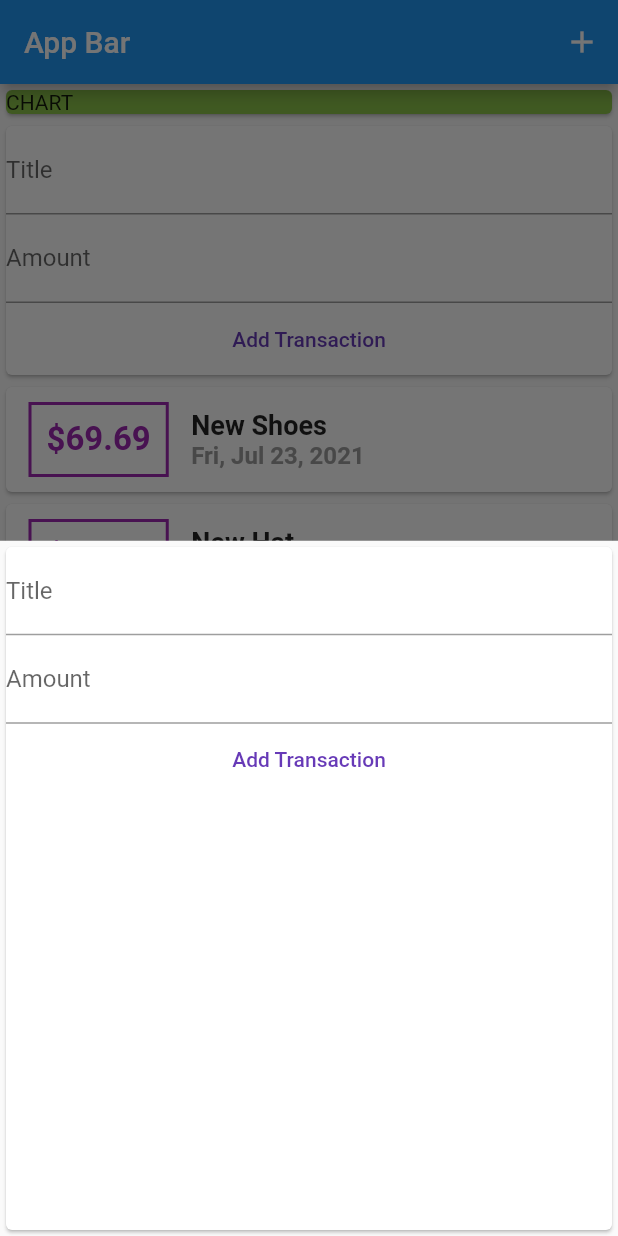
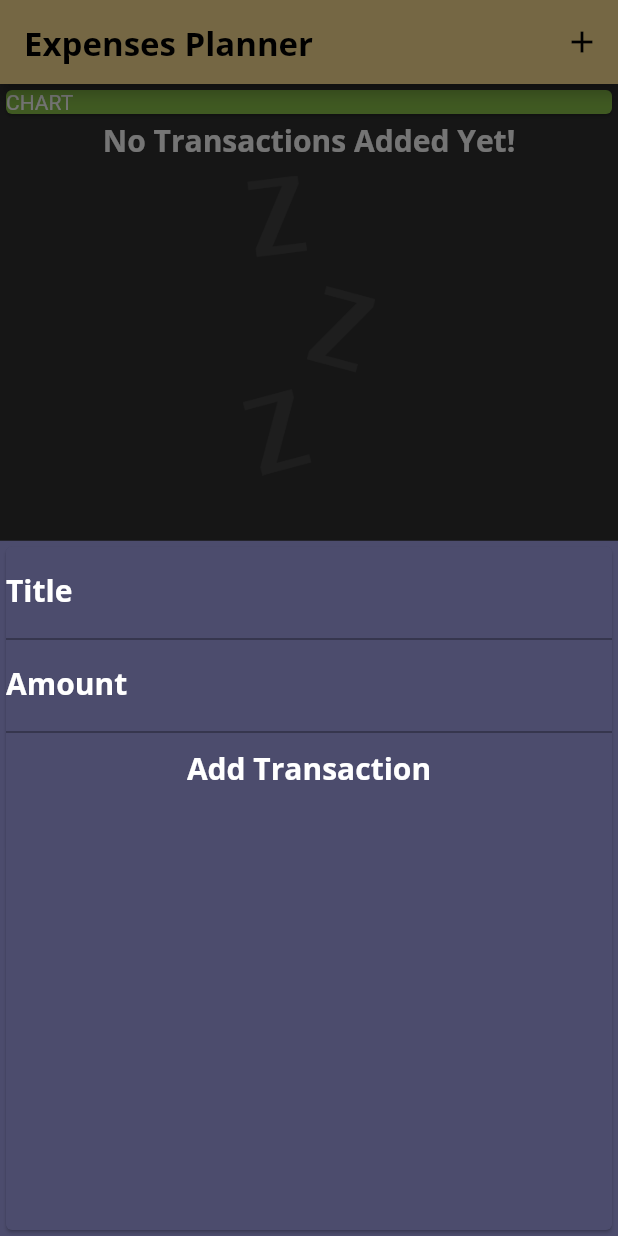
Before and after one commit to MostafaAE/personal_expenses_flutter, a Flutter app: the screen it shows after launch, after a tap on the "add" icon, on a phone screen of 412 x 824 dp. Run offline on Flutter 3.47's test engine with Material 2 defaults, Android fonts, the phone set to English and light mode, and no system bars; our stand-ins replace rflutter_alert.

Commit message:
adding themes and styling

```diff
--- a/lib/home.dart
+++ b/lib/home.dart
@@ -1,4 +1,5 @@
 import 'package:flutter/material.dart';
+import 'package:personal_expenses_flutter/utilities/constants.dart';
 
 import './models/transaction.dart';
 import './widgets/new_transaction.dart';
@@ -11,12 +12,12 @@ class HomePage extends StatefulWidget {
 
 class _HomePageState extends State<HomePage> {
   final List<Transaction> _userTransactions = [
-    Transaction(
-        id: 't1', title: 'New Shoes', amount: 69.69, date: DateTime.now()),
-    Transaction(
-        id: 't2', title: 'New Hat', amount: 69.69, date: DateTime.now()),
-    Transaction(
-        id: 't3', title: 'Groceries', amount: 69.69, date: DateTime.now()),
+    // Transaction(
+    //     id: 't1', title: 'New Shoes', amount: 69.69, date: DateTime.now()),
+    // Transaction(
+    //     id: 't2', title: 'New Hat', amount: 69.69, date: DateTime.now()),
+    // Transaction(
+    //     id: 't3', title: 'Groceries', amount: 69.69, date: DateTime.now()),
   ];
 
   void _addTransaction(String txTitle, double txAmount) {
@@ -33,17 +34,19 @@ class _HomePageState extends State<HomePage> {
 
   void _startAddNewTransaction() {
     showModalBottomSheet(
-        context: context,
-        builder: (_) {
-          return NewTransaction(addTx: _addTransaction);
-        });
+      context: context,
+      builder: (_) {
+        return NewTransaction(addTx: _addTransaction);
+      },
+      backgroundColor: kBackgroundColor,
+    );
   }
 
   @override
   Widget build(BuildContext context) {
     return Scaffold(
       appBar: AppBar(
-        title: Text('App Bar'),
+        title: Text('Expenses Planner'),
         actions: [
           IconButton(
             icon: Icon(
@@ -63,7 +66,6 @@ class _HomePageState extends State<HomePage> {
             ),
             Column(
               children: [
-                NewTransaction(addTx: _addTransaction),
                 TransactionList(
                   userTransactions: _userTransactions,
                 ),
@@ -76,6 +78,7 @@ class _HomePageState extends State<HomePage> {
       floatingActionButton: FloatingActionButton(
         child: Icon(Icons.add),
         onPressed: _startAddNewTransaction,
+        backgroundColor: kSecondaryColor,
       ),
     );
   }
--- a/lib/main.dart
+++ b/lib/main.dart
@@ -1,6 +1,7 @@
 import 'package:flutter/material.dart';
 
 import 'home.dart';
+import 'utilities/constants.dart';
 
 void main() => runApp(PersonalExpenses());
 
@@ -9,6 +10,31 @@ class PersonalExpenses extends StatelessWidget {
   Widget build(BuildContext context) {
     return MaterialApp(
       title: 'Expenses Planner',
+      theme: ThemeData(
+        primaryColor: kPrimaryColor,
+        highlightColor: kPrimaryColor,
+        accentColor: kSecondaryColor,
+        scaffoldBackgroundColor: ThemeData.dark().scaffoldBackgroundColor,
+        fontFamily: 'Quicksand',
+        textTheme: ThemeData.dark().textTheme.copyWith(
+              title: TextStyle(
+                fontFamily: 'OpenSans',
+                fontWeight: FontWeight.bold,
+                fontSize: 20,
+                color: Colors.white,
+              ),
+            ),
+        appBarTheme: AppBarTheme(
+          textTheme: ThemeData.dark().textTheme.copyWith(
+                title: TextStyle(
+                  fontFamily: 'OpenSans',
+                  fontSize: 22,
+                  color: Colors.black,
+                  fontWeight: FontWeight.bold,
+                ),
+              ),
+        ),
+      ),
       home: HomePage(),
     );
   }
--- a/lib/utilities/constants.dart
+++ b/lib/utilities/constants.dart
@@ -1,10 +1,9 @@
 import 'package:flutter/material.dart';
 
-const kTxAmountStyle = TextStyle(
-  fontWeight: FontWeight.bold,
-  fontSize: 22,
-  color: Colors.purple,
-);
+const kPrimaryColor = Color(0xFFFFE194);
+const kSecondaryColor = Color(0xFFE8F6EF);
+// const kSecondaryColor = Color(0xFFB8DFD8);
+const kBackgroundColor = Color(0xFF4C4C6D);
 
 const kTxTitleStyle = TextStyle(
   fontSize: 18,
--- a/lib/widgets/new_transaction.dart
+++ b/lib/widgets/new_transaction.dart
@@ -1,5 +1,7 @@
 import 'package:flutter/material.dart';
 import 'package:rflutter_alert/rflutter_alert.dart';
+
+import '../utilities/constants.dart';
 
 class NewTransaction extends StatefulWidget {
   final Function addTx;
@@ -42,11 +44,13 @@ class _NewTransactionState extends State<NewTransaction> {
   @override
   Widget build(BuildContext context) {
     return Card(
+      color: kBackgroundColor,
       child: Column(
         children: [
           TextField(
             decoration: InputDecoration(
               labelText: 'Title',
+              labelStyle: Theme.of(context).textTheme.title,
             ),
             controller: titleController,
             onSubmitted: (_) => submitData(context),
@@ -54,15 +58,15 @@ class _NewTransactionState extends State<NewTransaction> {
           TextField(
             decoration: InputDecoration(
               labelText: 'Amount',
+              labelStyle: Theme.of(context).textTheme.title,
             ),
             controller: amountController,
             keyboardType: TextInputType.numberWithOptions(decimal: true),
             onSubmitted: (_) => submitData(context),
           ),
           TextButton(
-            child: Text(
-              'Add Transaction',
-            ),
+            child: Text('Add Transaction',
+                style: Theme.of(context).textTheme.title),
             style: ButtonStyle(
               foregroundColor: MaterialStateProperty.all(Colors.deepPurple),
             ),
--- a/lib/widgets/transaction_list.dart
+++ b/lib/widgets/transaction_list.dart
@@ -11,21 +11,46 @@ class TransactionList extends StatelessWidget {
   Widget build(BuildContext context) {
     return Container(
       height: 300,
-      child: ListView.builder(
+      child: userTransactions.isEmpty
+          ? Column(
+              children: [
+                Text(
+                  'No Transactions Added Yet!',
+                  style: Theme.of(context).textTheme.title,
+                ),
+                SizedBox(
+                  height: 10,
+                ),
+                Container(
+                  height: 200,
+                  child: Image.asset(
+                    'assets/images/waiting.png',
+                    fit: BoxFit.cover,
+                  ),
+                )
+              ],
+            )
+          : ListView.builder(
               itemBuilder: (context, index) {
                 return Card(
+                  color: kBackgroundColor,
                   child: Row(
                     children: [
                       Container(
-                  margin: EdgeInsets.symmetric(vertical: 10, horizontal: 15),
+                        margin:
+                            EdgeInsets.symmetric(vertical: 10, horizontal: 15),
                         padding: EdgeInsets.all(10),
                         child: Text(
                           '\$${userTransactions[index].amount.toStringAsFixed(2)}',
-                    style: kTxAmountStyle,
+                          style: TextStyle(
+                            fontWeight: FontWeight.bold,
+                            fontSize: 22,
+                            color: kSecondaryColor,
+                          ),
                         ),
                         decoration: BoxDecoration(
                           border: Border.all(
-                      color: Colors.purple,
+                            color: kSecondaryColor,
                             width: 2,
                           ),
                         ),
@@ -35,10 +60,11 @@ class TransactionList extends StatelessWidget {
                         children: [
                           Text(
                             userTransactions[index].title,
-                      style: kTxTitleStyle,
+                            style: Theme.of(context).textTheme.title,
                           ),
                           Text(
-                      DateFormat.yMMMEd().format(userTransactions[index].date),
+                            DateFormat.yMMMEd()
+                                .format(userTransactions[index].date),
                             style: kTxDateStyle,
                           ),
                         ],
```
Also changed, not shown: pubspec.yaml (+15 -9 lines), assets/fonts/OpenSans-Bold.ttf (added), assets/fonts/OpenSans-Regular.ttf (added), assets/fonts/Quicksand-Bold.ttf (added), assets/fonts/Quicksand-Light.ttf (added), assets/fonts/Quicksand-Medium.ttf (added), assets/fonts/Quicksand-Regular.ttf (added), assets/images/waiting.png (added). Lines whose indentation alone changed are shown as unchanged.
